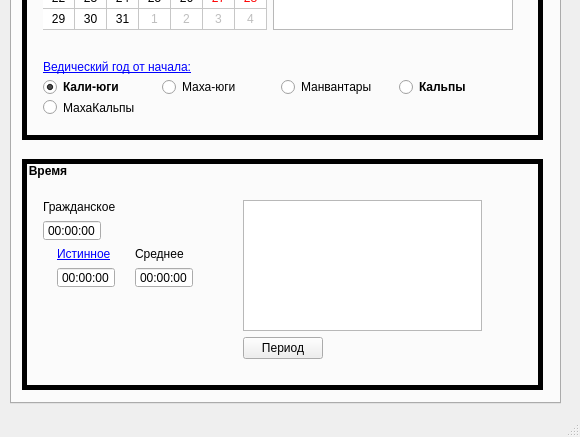
First picture: the form in mainwindow.ui, repository serg-lar/sun-moon-time, before the edit; both pictures show x 0 to 580 and y 273 to 710 of the 580 by 710 pixel window.
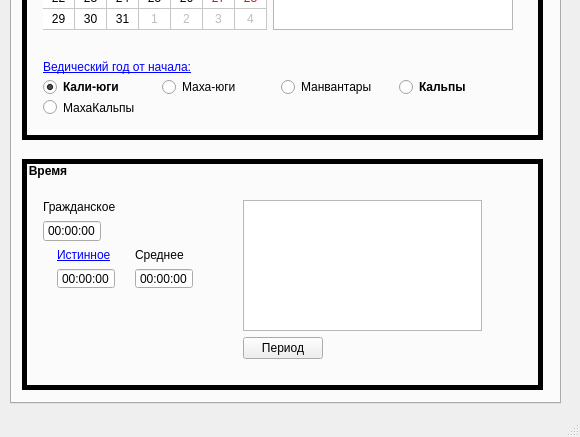
Second picture: the form after the edit. The open tabs and pages were chosen to show the change. Icons and pictures are not drawn.

Commit message: Исправлены недочёты в интерфейсе, добавлен потерявшийся файл с русской локализацией элементов интерфейса

```diff
--- a/mainwindow.ui
+++ b/mainwindow.ui
@@ -207,6 +207,12 @@
        <layout class="QVBoxLayout" name="verticalLayout_3">
         <item>
          <widget class="QLabel" name="label_3">
+          <property name="sizePolicy">
+           <sizepolicy hsizetype="Fixed" vsizetype="MinimumExpanding">
+            <horstretch>0</horstretch>
+            <verstretch>0</verstretch>
+           </sizepolicy>
+          </property>
           <property name="text">
            <string>&lt;html&gt;&lt;head/&gt;&lt;body&gt;&lt;p&gt;&lt;a href=&quot;https://vk.com/topic-22230263_28223355?post=2493&quot;&gt;&lt;span style=&quot; text-decoration: underline; color:#0000ff;&quot;&gt;Ведический год от начала:&lt;/span&gt;&lt;/a&gt;&lt;/p&gt;&lt;/body&gt;&lt;/html&gt;</string>
           </property>
@@ -300,7 +306,7 @@
          <x>10</x>
          <y>30</y>
          <width>186</width>
-         <height>110</height>
+         <height>111</height>
         </rect>
        </property>
        <layout class="QVBoxLayout" name="verticalLayout_7">
@@ -346,6 +352,12 @@
            <layout class="QVBoxLayout" name="verticalLayout_5">
             <item>
              <widget class="QLabel" name="label_5">
+              <property name="sizePolicy">
+               <sizepolicy hsizetype="Fixed" vsizetype="MinimumExpanding">
+                <horstretch>0</horstretch>
+                <verstretch>0</verstretch>
+               </sizepolicy>
+              </property>
               <property name="text">
                <string>&lt;html&gt;&lt;head/&gt;&lt;body&gt;&lt;p&gt;&lt;a href=&quot;https://ru.wikipedia.org/wiki/%D0%9C%D0%B5%D1%81%D1%82%D0%BD%D0%BE%D0%B5_%D1%81%D0%BE%D0%BB%D0%BD%D0%B5%D1%87%D0%BD%D0%BE%D0%B5_%D0%B2%D1%80%D0%B5%D0%BC%D1%8F&quot;&gt;&lt;span style=&quot; text-decoration: underline; color:#0000ff;&quot;&gt;Истинное&lt;/span&gt;&lt;/a&gt;&lt;/p&gt;&lt;/body&gt;&lt;/html&gt;</string>
               </property>
@@ -383,7 +395,7 @@
             <item>
              <widget class="QLabel" name="label_6">
               <property name="sizePolicy">
-               <sizepolicy hsizetype="Fixed" vsizetype="Fixed">
+               <sizepolicy hsizetype="Fixed" vsizetype="MinimumExpanding">
                 <horstretch>0</horstretch>
                 <verstretch>0</verstretch>
                </sizepolicy>
```
Left out of the diff: 12 changed lines with no effect on the pictures. The commit also changes 4 other files.
